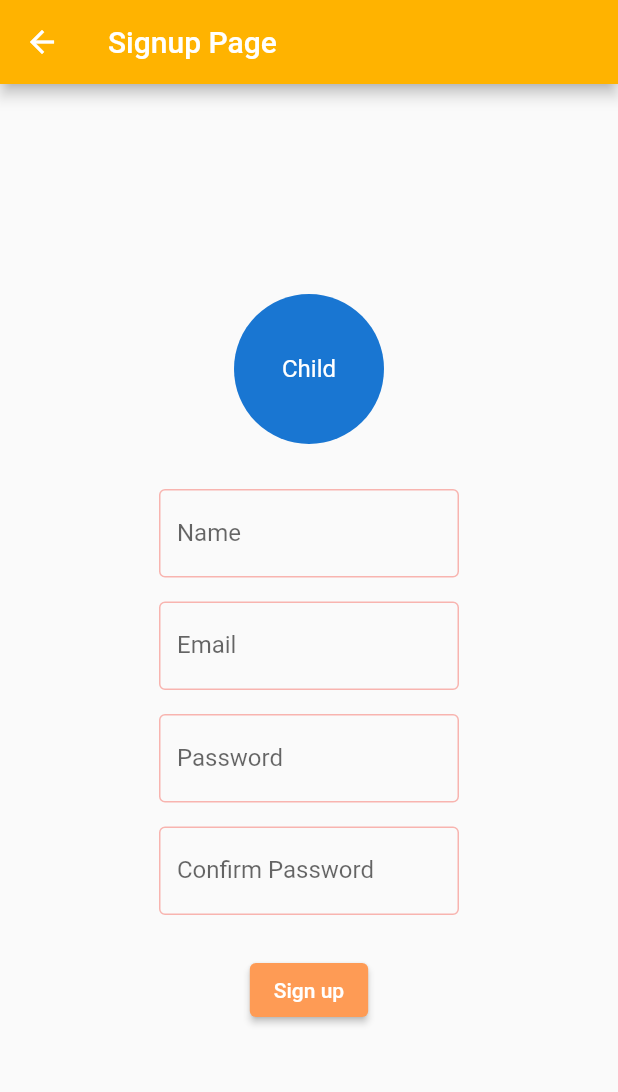
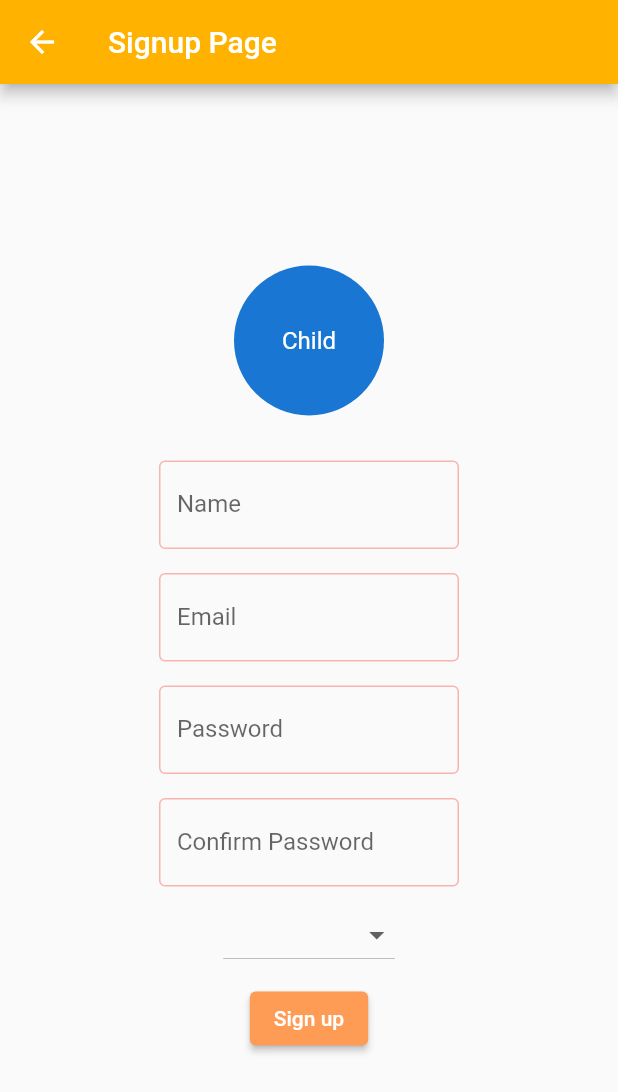
Before and after one commit to mohib988/Charity-App, a Flutter app: the SignupPage screen opened by its route, after a tap on "Sign up", on a phone screen of 412 x 824 dp. Shown: the top 1092 px of the screen. Run offline on Flutter 3.47's test engine with Material 2 defaults, Android fonts, the phone set to English and light mode, and no system bars; network calls fail.

Commit message:
added dropdown

```diff
--- a/lib/pages/signup_page.dart
+++ b/lib/pages/signup_page.dart
@@ -22,7 +22,7 @@ class SignupUser {
       email: json['email'] ?? '',
       password: json['password'] ?? '',
       confirmPassword: json['confirmPassword'] ?? '',
-      userType: json['userType'] ?? '', // added userType initialization
+      userType: json['userType'] ?? 'User', // added userType initialization
     );
   }
 
@@ -115,11 +115,30 @@ class SignupPageState extends State<SignupPage> {
                 label: 'Confirm Password',
                 placeholder: 'Confirm your password',
               ),
-              SizedBox(height: 26.0),
+              SizedBox(height: 8.0),
+              DropdownButton(
+                items: [
+                  DropdownMenuItem(value: "User", child: Text("User")),
+                  DropdownMenuItem(
+                    value: "Organization",
+                    child: Text("Organization"),
+                  )
+                ],
+                onChanged: (value) {
+                  setState(() {
+                    if (value != null) {
+                      _user.userType = value;
+                    }
+                    // _user.userType = value;
+                  });
+                },
+              ),
+              SizedBox(height: 8.0),
               ElevatedButton(
                 onPressed: () {
                   // Implement signup logic here
-                  userSignup(_user.userType);
+                  print(_user.userType);
+                  userSignup(_user);
                 },
                 child: Text('Sign up'),
               ),
```
